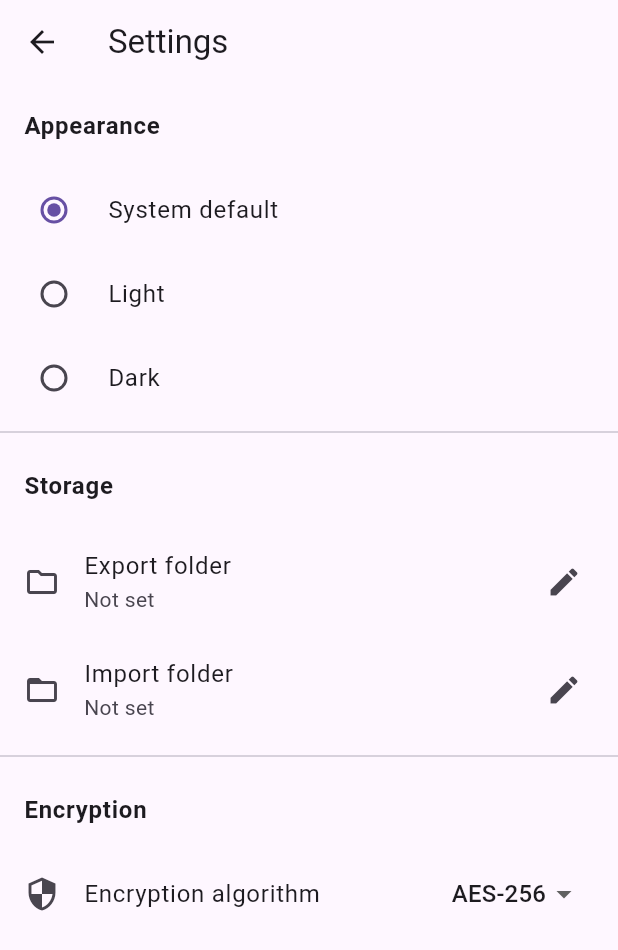
After one commit to nav9/simple_notes, a Flutter app: the screen it shows after launch, in the side drawer, after a tap on "Settings", on a phone screen of 412 x 824 dp. The commit adds this screen. Shown: the top 950 px of the screen. Run offline on Flutter 3.47's test engine with Material 3 defaults, Android fonts, the phone set to English and light mode, and no system bars; our stand-ins replace file_picker, hive_flutter, open_filex, package_info_plus, permission_handler; missing offline and left inert: encrypt; accounts and stored records are empty.

Commit message:
Added settings, theme and encryption switching method. testing needed

```diff
--- a/lib/main.dart
+++ b/lib/main.dart
@@ -18,17 +18,65 @@ import 'package:path_provider/path_provider.dart';
 import 'notes_list.dart';
 //import 'session_manager.dart';
 
+// Future<void> main() async {
+//   WidgetsFlutterBinding.ensureInitialized();
+//   final appDir = await getApplicationDocumentsDirectory();
+//   await Hive.initFlutter(appDir.path);
+//   await Hive.openBox<Map>('notesBox');
+//   await Hive.openBox('settings');
+
+//   runApp(SimpleNotesApp());
+// }
+
+// class SimpleNotesApp extends StatelessWidget {
+//   @override
+//   Widget build(BuildContext context) {
+//     return MaterialApp(title: 'Simple Notes', theme: ThemeData.dark(), home: NotesListScreen(),);
+//   }
+// }
+
 Future<void> main() async {
   WidgetsFlutterBinding.ensureInitialized();
-  final appDir = await getApplicationDocumentsDirectory();
-  await Hive.initFlutter(appDir.path);
+
+  await Hive.initFlutter();
+
+  // 🔴 REQUIRED: open boxes BEFORE runApp
   await Hive.openBox<Map>('notesBox');
-  runApp(SimpleNotesApp());
+  await Hive.openBox('settings');
+
+  runApp(const SimpleNotesApp());
 }
 
 class SimpleNotesApp extends StatelessWidget {
+  const SimpleNotesApp({super.key});
+
+  ThemeMode _themeFromSettings(Box settings) {
+    final mode = settings.get('themeMode', defaultValue: 'system');
+    switch (mode) {
+      case 'light':
+        return ThemeMode.light;
+      case 'dark':
+        return ThemeMode.dark;
+      default:
+        return ThemeMode.system;
+    }
+  }
+
   @override
   Widget build(BuildContext context) {
-    return MaterialApp(title: 'Simple Notes', theme: ThemeData.dark(), home: NotesListScreen(),);
+    final settingsBox = Hive.box('settings');
+
+    return ValueListenableBuilder(
+      valueListenable: settingsBox.listenable(),
+      builder: (context, Box box, _) {
+        return MaterialApp(
+          title: 'Simple Notes',
+          theme: ThemeData.light(),
+          darkTheme: ThemeData.dark(),
+          themeMode: _themeFromSettings(box),
+          home: NotesListScreen(),
+        );
+      },
+    );
   }
 }
--- /dev/null
+++ b/lib/settings.dart
@@ -0,0 +1,131 @@
+import 'dart:io';
+import 'package:flutter/material.dart';
+import 'package:hive_flutter/hive_flutter.dart';
+import 'package:file_picker/file_picker.dart';
+
+class SettingsScreen extends StatefulWidget {
+  const SettingsScreen({super.key});
+
+  @override
+  State<SettingsScreen> createState() => _SettingsScreenState();
+}
+
+class _SettingsScreenState extends State<SettingsScreen> {
+  late Box settingsBox;
+
+  @override
+  void initState() {
+    super.initState();
+    settingsBox = Hive.box('settings');
+  }
+
+  Future<void> _pickFolder(String key, String title) async {
+    final dir = await FilePicker.platform.getDirectoryPath(
+      dialogTitle: title,
+    );
+    if (dir != null) {
+      settingsBox.put(key, dir);
+      setState(() {});
+    }
+  }
+
+  @override
+  Widget build(BuildContext context) {
+    final themeMode = settingsBox.get('themeMode', defaultValue: 'system');
+    final exportDir = settingsBox.get('exportDir');
+    final importDir = settingsBox.get('importDir');
+    final algo =
+        settingsBox.get('encryptionAlgo', defaultValue: 'aes256');
+
+    return Scaffold(
+      appBar: AppBar(title: const Text('Settings')),
+      body: ListView(
+        children: [
+          const ListTile(
+            title: Text('Appearance',
+                style: TextStyle(fontWeight: FontWeight.bold)),
+          ),
+          RadioListTile(
+            title: const Text('System default'),
+            value: 'system',
+            groupValue: themeMode,
+            onChanged: (v) {
+              settingsBox.put('themeMode', v);
+              setState(() {});
+            },
+          ),
+          RadioListTile(
+            title: const Text('Light'),
+            value: 'light',
+            groupValue: themeMode,
+            onChanged: (v) {
+              settingsBox.put('themeMode', v);
+              setState(() {});
+            },
+          ),
+          RadioListTile(
+            title: const Text('Dark'),
+            value: 'dark',
+            groupValue: themeMode,
+            onChanged: (v) {
+              settingsBox.put('themeMode', v);
+              setState(() {});
+            },
+          ),
+          const Divider(),
+
+          const ListTile(
+            title: Text('Storage',
+                style: TextStyle(fontWeight: FontWeight.bold)),
+          ),
+          ListTile(
+            leading: const Icon(Icons.folder_outlined),
+            title: const Text('Export folder'),
+            subtitle: Text(exportDir ?? 'Not set'),
+            trailing: const Icon(Icons.edit),
+            onTap: () =>
+                _pickFolder('exportDir', 'Select export folder'),
+          ),
+          ListTile(
+            leading: const Icon(Icons.folder_open),
+            title: const Text('Import folder'),
+            subtitle: Text(importDir ?? 'Not set'),
+            trailing: const Icon(Icons.edit),
+            onTap: () =>
+                _pickFolder('importDir', 'Select import folder'),
+          ),
+          const Divider(),
+
+          const ListTile(
+            title: Text('Encryption',
+                style: TextStyle(fontWeight: FontWeight.bold)),
+          ),
+ListTile(
+  leading: const Icon(Icons.security),
+  title: const Text('Encryption algorithm'),
+  trailing: DropdownButton<String>(
+    value: algo,
+    underline: const SizedBox(), // removes ugly underline in ListTile
+    items: const [
+      DropdownMenuItem(
+        value: 'aes256',
+        child: Text('AES-256'),
+      ),
+      DropdownMenuItem(
+        value: 'fernet',
+        child: Text('Fernet'),
+      ),
+    ],
+    onChanged: (v) {
+      if (v == null) return;
+      settingsBox.put('encryptionAlgo', v);
+      setState(() {});
+    },
+  ),
+),
+
+        ],
+      ),
+    );
+  }
+}
--- a/pubspec.yaml
+++ b/pubspec.yaml
@@ -41,6 +41,7 @@ dependencies:
   encrypt: ^5.0.1 # For AES encryption
   universal_io: ^2.2.2 # For platform detection
   package_info_plus: ^8.0.2
+  open_filex: ^4.7.0
   #shared_preferences: ^2.3.4
 #  path_provider: ^2.1.5
 #  hive: ^2.2.3
```
Also changed, not shown: lib/notes_list.dart (+147 -33 lines), pubspec.lock.
